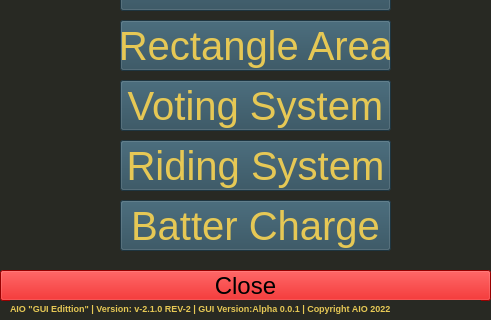
Before: the Qt Designer form AIO Gui/Caculations.ui in AIO-Software-tech/The-All-In-One-Project, drawn with Qt 5; both pictures show x 0 to 491 and y 210 to 530 of the 491 by 530 pixel window.
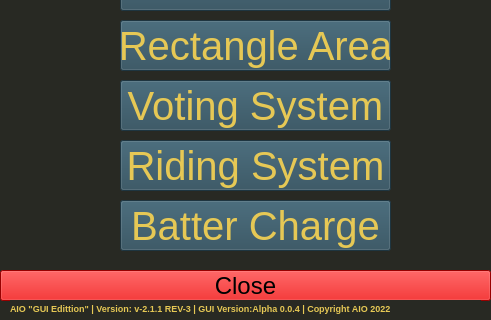
After: the same form once the commit is applied.

Commit message: AIO GUI v-0.0.4 Alpha Rev-2

```diff
--- a/AIO Gui/Caculations.ui
+++ b/AIO Gui/Caculations.ui
@@ -102,7 +102,7 @@
     <string notr="true">color: rgb(230, 200, 85);</string>
    </property>
    <property name="text">
-    <string>AIO &quot;GUI Edittion&quot; | Version: v-2.1.0 REV-2 | GUI Version:Alpha 0.0.1 | Copyright AIO 2022</string>
+    <string>AIO &quot;GUI Edittion&quot; | Version: v-2.1.1 REV-3 | GUI Version:Alpha 0.0.4 | Copyright AIO 2022</string>
    </property>
    <property name="wordWrap">
     <bool>true</bool>
```
The commit also changes 39 other files.
